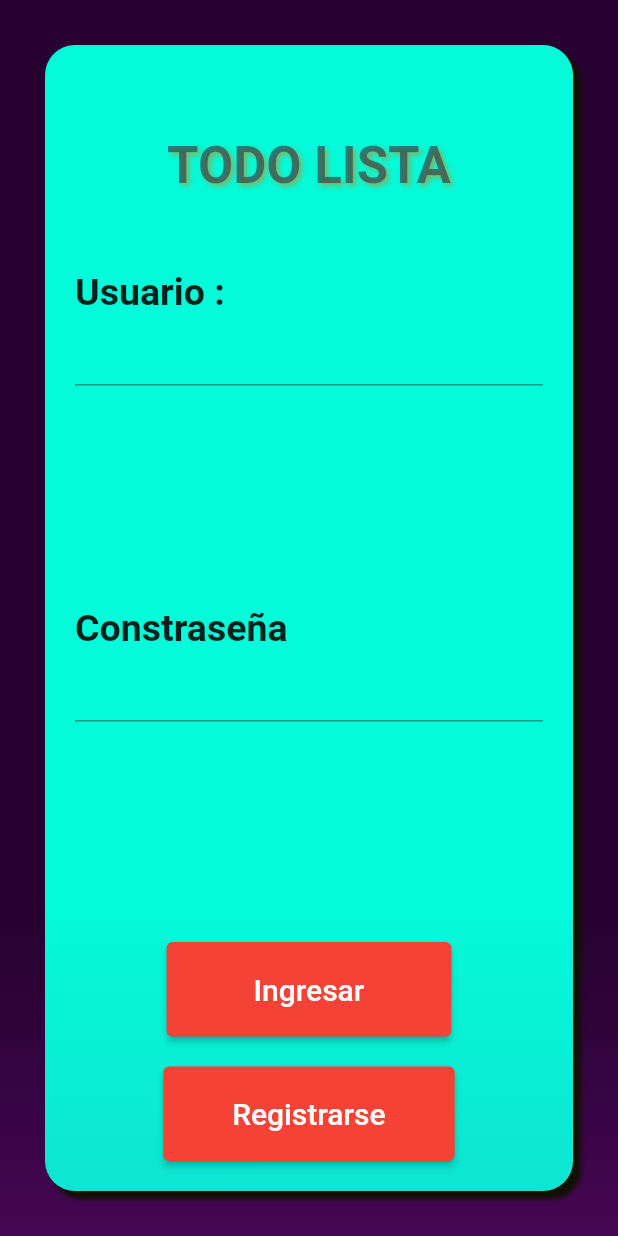
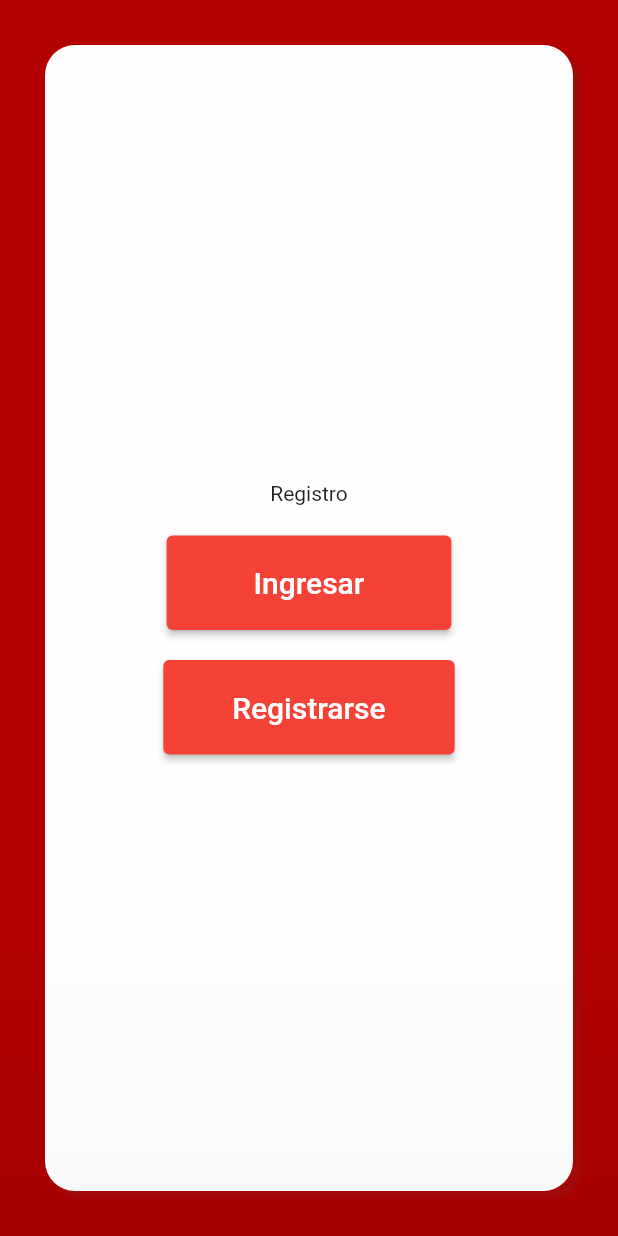
Before and after one commit to jhonel900/Aplicaci-nTodoList, a Flutter app: the screen it shows after launch, after a tap on "Registrarse", on a phone screen of 412 x 824 dp. Run offline on Flutter 3.47's test engine with Material 2 defaults, Android fonts, the phone set to English and light mode, and no system bars.

Commit message:
corregido error y agregado enlace a Registro

```diff
--- a/lib/Formulario.dart
+++ /dev/null
@@ -1,103 +0,0 @@
-import 'package:flutter/material.dart';
-import 'package:flutter/widgets.dart';
-import 'segundoPanel/tareas.dart';
-
-class Formulario extends StatefulWidget {
-  @override
-  _Formulario createState() => _Formulario();
-}
-
-class _Formulario extends State<Formulario> {
-  Column? columna;
-  bool visibilidadIni = false;
-  void _cambio(bool visibilidad, String campo) {
-    setState(() {
-      if (campo == 'sesion') {
-        visibilidadIni = true;
-      }
-    });
-  }
-
-  @override
-  Widget build(BuildContext context) {
-    return columna = Column(
-      children: [
-        SizedBox(
-          height: 40,
-        ),
-        Row(
-          mainAxisAlignment: MainAxisAlignment.center,
-          children: [
-            Text(
-              'TODO LISTA',
-              style: TextStyle(
-                  fontSize: 34,
-                  fontWeight: FontWeight.bold,
-                  color: Color.fromRGBO(50, 10, 43, 0.5),
-                  shadows: <Shadow>[
-                    Shadow(
-                      offset: Offset(2.0, 2.0),
-                      blurRadius: 4,
-                      color: Color.fromRGBO(223, 123, 12, 0.5),
-                    )
-                  ]),
-            ),
-          ],
-        ),
-        SizedBox(
-          height: 50,
-        ),
-        Row(children: [
-          Text(
-            'Usuario :',
-            style: TextStyle(fontSize: 25, fontWeight: FontWeight.bold),
-          )
-        ]),
-        Expanded(child: TextField()),
-        Row(
-          children: [
-            Text('Constraseña',
-                style: TextStyle(fontSize: 25, fontWeight: FontWeight.bold))
-          ],
-        ),
-        Expanded(child: TextField()),
-        Column(
-            mainAxisAlignment: MainAxisAlignment.spaceAround,
-            mainAxisSize: MainAxisSize.max,
-            children: [
-              ElevatedButton(
-                style: ButtonStyle(),
-                onPressed: () {
-                  Navigator.push(context, MaterialPageRoute(builder: (context) {
-                    return Tareas();
-                  }));
-                },
-                child: Padding(
-                  padding:
-                      EdgeInsets.only(right: 42, top: 20, bottom: 20, left: 42),
-                  child: Text(
-                    'Ingresar',
-                    style: TextStyle(fontSize: 20),
-                  ),
-                ),
-              ),
-              SizedBox(
-                height: 20,
-              ),
-              ElevatedButton(
-                style: ButtonStyle(),
-                onPressed: () {},
-                child: Padding(
-                  padding:
-                      EdgeInsets.only(right: 30, top: 20, bottom: 20, left: 30),
-                  child: Text(
-                    'Registrarse',
-                    style: TextStyle(fontSize: 20),
-                  ),
-                ),
-              )
-            ])
-      ],
-    );
-  }
-}
--- a/lib/InicioSesion.dart
+++ b/lib/fondo_formulario.dart
@@ -2,9 +2,9 @@ import 'dart:io';
 
 import 'package:flutter/material.dart';
 import 'package:flutter/widgets.dart';
-import 'package:todolist/Formulario.dart';
+import 'package:todolist/formulario_sesion.dart';
 
-class Inicio_Sesion extends StatelessWidget {
+class FondoFormularioT extends StatelessWidget {
   @override
   Widget build(BuildContext context) {
     // TODO: implement build
@@ -16,18 +16,18 @@ class Inicio_Sesion extends StatelessWidget {
             decoration: new BoxDecoration(
                 borderRadius: BorderRadius.circular(20),
                 gradient: new LinearGradient(colors: [
-                  Color.fromRGBO(4, 250, 216, 1.0),
-                  Color.fromRGBO(14, 229, 210, 1.0),
+                  Color.fromRGBO(255, 253, 253, 1.0),
+                  Color.fromRGBO(250, 250, 250, 1.0),
                 ], begin: Alignment(0.0, 0.5), end: Alignment(0.0, 1.0)),
                 boxShadow: [
                   BoxShadow(
-                      color: Color(0xFF101000),
+                      color: Color.fromRGBO(162, 10, 10, 1.0),
                       offset: Offset(5, 5),
                       blurRadius: 2)
                 ]),
             width: 600,
             height: double.infinity,
-            child: Formulario()));
+            child: FormularioSesion()));
 
 /*
     return SafeArea(
--- a/lib/FondoPantalla.dart
+++ b/lib/fondo_pantalla.dart
@@ -1,5 +1,5 @@
 import 'package:flutter/widgets.dart';
-import 'package:todolist/InicioSesion.dart';
+import 'package:todolist/fondo_formulario.dart';
 
 class Fondo_Pantalla extends StatelessWidget {
   @override
@@ -13,11 +13,11 @@ class Fondo_Pantalla extends StatelessWidget {
               begin: Alignment(0.0, 0.5),
               end: Alignment(0.0, 1.0),
               colors: const <Color>[
-                Color.fromRGBO(39, 2, 48, 1.0),
-                Color.fromRGBO(68, 6, 83, 1.0)
+                Color.fromRGBO(179, 0, 0, 1.0),
+                Color.fromRGBO(166, 0, 0, 1.0)
               ],
               tileMode: TileMode.clamp),
         ),
-        child: Inicio_Sesion());
+        child: FondoFormularioT());
   }
 }
--- /dev/null
+++ b/lib/formulario_registro.dart
@@ -0,0 +1,14 @@
+import 'package:flutter/material.dart';
+
+class FormularioRegistro {
+  Column columnaRegistro() {
+    return Column(
+      mainAxisAlignment: MainAxisAlignment.center,
+      children: [
+        Row(
+            mainAxisAlignment: MainAxisAlignment.center,
+            children: [Text('Registro')])
+      ],
+    );
+  }
+}
--- /dev/null
+++ b/lib/formulario_sesion.dart
@@ -0,0 +1,113 @@
+import 'package:flutter/material.dart';
+import 'package:flutter/widgets.dart';
+import 'package:todolist/formulario_registro.dart';
+import 'segundoPanel/tareas.dart';
+
+class FormularioSesion extends StatefulWidget {
+  @override
+  _Formulario createState() => _Formulario();
+}
+
+class _Formulario extends State<FormularioSesion> {
+  Column? columnaTotal;
+  Column? columnaBotones;
+
+  bool visibilidadFormSesion = true;
+  bool visibilidadBotonesTotal = false;
+
+  @override
+  Widget build(BuildContext context) {
+    return Column(mainAxisAlignment: MainAxisAlignment.center, children: [
+      visibilidadFormSesion
+          ? Column(children: [
+              SizedBox(
+                height: 40,
+              ),
+              Row(
+                mainAxisAlignment: MainAxisAlignment.center,
+                children: [
+                  Text(
+                    'TODO LISTA',
+                    style: TextStyle(
+                        fontSize: 34,
+                        fontWeight: FontWeight.bold,
+                        color: Color.fromRGBO(69, 69, 69, 0.9),
+                        shadows: <Shadow>[
+                          Shadow(
+                            offset: Offset(2.0, 2.0),
+                            blurRadius: 4,
+                            color: Color.fromRGBO(226, 223, 222, 0.5),
+                          )
+                        ]),
+                  ),
+                ],
+              ),
+              SizedBox(
+                height: 50,
+              ),
+              Row(children: [
+                Text(
+                  'Usuario :',
+                  style: TextStyle(fontSize: 25, fontWeight: FontWeight.bold),
+                )
+              ]),
+              TextField(),
+              SizedBox(
+                height: 20,
+              ),
+              Row(
+                children: [
+                  Text('Constraseña',
+                      style:
+                          TextStyle(fontSize: 25, fontWeight: FontWeight.bold))
+                ],
+              ),
+              TextField(),
+            ])
+          : FormularioRegistro().columnaRegistro(),
+      SizedBox(
+        height: 20,
+      ),
+      columnaBotones = Column(
+          mainAxisAlignment: MainAxisAlignment.spaceAround,
+          mainAxisSize: MainAxisSize.max,
+          children: [
+            ElevatedButton(
+              style: ButtonStyle(),
+              onPressed: () {
+                Navigator.push(context, MaterialPageRoute(builder: (context) {
+                  return Tareas();
+                }));
+              },
+              child: Padding(
+                padding:
+                    EdgeInsets.only(right: 42, top: 20, bottom: 20, left: 42),
+                child: Text(
+                  'Ingresar',
+                  style: TextStyle(fontSize: 20),
+                ),
+              ),
+            ),
+            SizedBox(
+              height: 20,
+            ),
+            ElevatedButton(
+              style: ButtonStyle(),
+              onPressed: () {
+                setState(() {
+                  visibilidadFormSesion = false;
+                });
+              },
+              child: Padding(
+                padding:
+                    EdgeInsets.only(right: 30, top: 20, bottom: 20, left: 30),
+                child: Text(
+                  'Registrarse',
+                  style: TextStyle(fontSize: 20),
+                ),
+              ),
+            )
+          ]),
+    ]);
+  }
+}
```
Also changed, not shown: lib/Registro.dart (deleted, +0 -32 lines), lib/main.dart (+5 -115 lines).
